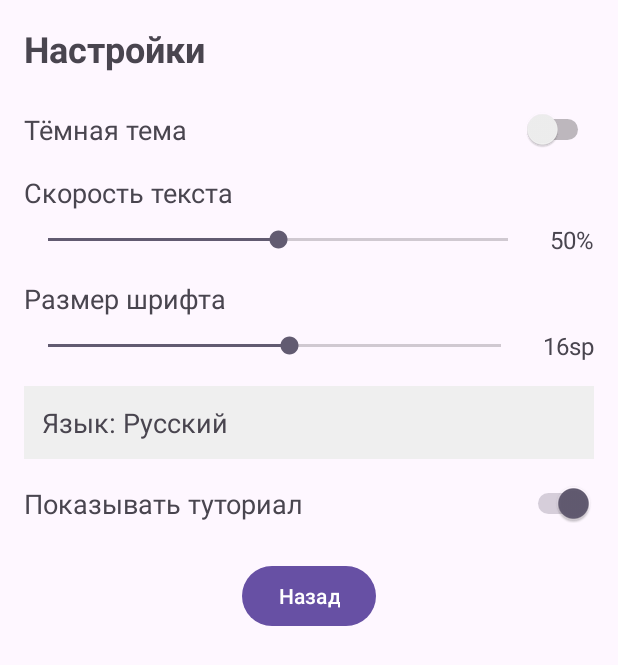
After one commit to AkitaUI/VisualNovelle, an Android app: the fragment SettingsFragment placed in its activity, on a phone screen of 412 x 824 dp. The commit adds this screen. Shown: the top 665 px of the screen. Run offline under Robolectric (Android 15) with nearby library versions, the phone set to English and light mode, and no system bars.

Commit message:
Starts settings appear

```diff
--- a/app/build.gradle.kts
+++ b/app/build.gradle.kts
@@ -38,6 +38,7 @@ dependencies {
     implementation(libs.material)
     implementation(libs.activity)
     implementation(libs.constraintlayout)
+    implementation(libs.preference)
 
     testImplementation(libs.junit)
     androidTestImplementation(libs.ext.junit)
--- a/app/src/main/java/com/example/visualstudio/MainActivity.java
+++ b/app/src/main/java/com/example/visualstudio/MainActivity.java
@@ -1,9 +1,12 @@
 package com.example.visualstudio;
 
+import android.content.SharedPreferences;
 import android.os.Bundle;
 
 import androidx.activity.EdgeToEdge;
 import androidx.appcompat.app.AppCompatActivity;
+import androidx.appcompat.app.AppCompatDelegate;
+import androidx.preference.PreferenceManager;
 import androidx.core.graphics.Insets;
 import androidx.core.view.ViewCompat;
 import androidx.core.view.WindowInsetsCompat;
@@ -13,12 +16,22 @@ import com.google.firebase.FirebaseApp;
 public class MainActivity extends AppCompatActivity {
     @Override
     protected void onCreate(Bundle savedInstanceState) {
+        SharedPreferences prefs = PreferenceManager.getDefaultSharedPreferences(this);
+        boolean darkMode = prefs.getBoolean("dark_mode", false);
+        if (darkMode) {
+            AppCompatDelegate.setDefaultNightMode(AppCompatDelegate.MODE_NIGHT_YES);
+        } else {
+            AppCompatDelegate.setDefaultNightMode(AppCompatDelegate.MODE_NIGHT_NO);
+        }
+
         super.onCreate(savedInstanceState);
 
         FirebaseApp.initializeApp(this);
 
         setContentView(R.layout.activity_main);
-        loadFragment(new StartFragment());
+        if (savedInstanceState == null) {
+            loadFragment(new StartFragment());
+        }
     }
 
     private void loadFragment(Fragment fragment) {
--- /dev/null
+++ b/app/src/main/java/com/example/visualstudio/SettingsFragment.java
@@ -0,0 +1,128 @@
+// File: SettingsFragment.java
+package com.example.visualstudio;
+
+import android.content.SharedPreferences;
+import android.os.Bundle;
+import android.view.LayoutInflater;
+import android.view.View;
+import android.view.ViewGroup;
+import android.widget.SeekBar;
+import android.widget.Switch;
+import android.widget.TextView;
+import android.widget.Button;
+
+import androidx.annotation.NonNull;
+import androidx.annotation.Nullable;
+import androidx.appcompat.app.AppCompatDelegate;
+import androidx.fragment.app.Fragment;
+import androidx.preference.PreferenceManager;
+
+public class SettingsFragment extends Fragment {
+
+    private Switch switchDarkMode;
+    private SeekBar seekbarTextSpeed;
+    private TextView tvTextSpeedValue;
+    private SeekBar seekbarFontSize;
+    private TextView tvFontSizeValue;
+    private TextView tvLanguage;
+    private Switch switchTutorial;
+
+    @Nullable
+    @Override
+    public View onCreateView(@NonNull LayoutInflater inflater,
+                             @Nullable ViewGroup container,
+                             @Nullable Bundle savedInstanceState) {
+        View view = inflater.inflate(R.layout.fragment_settings, container, false);
+
+        // 1. Находим элементы
+        switchDarkMode = view.findViewById(R.id.switch_dark_mode);
+
+        seekbarTextSpeed = view.findViewById(R.id.seekbar_text_speed);
+        tvTextSpeedValue = view.findViewById(R.id.tv_text_speed_value);
+
+        seekbarFontSize = view.findViewById(R.id.seekbar_font_size);
+        tvFontSizeValue = view.findViewById(R.id.tv_font_size_value);
+
+        tvLanguage = view.findViewById(R.id.tv_language);
+        switchTutorial = view.findViewById(R.id.switch_tutorial);
+        Button btnBack = view.findViewById(R.id.btn_back_settings);
+
+        // 2. Получаем SharedPreferences
+        SharedPreferences prefs = PreferenceManager.getDefaultSharedPreferences(requireContext());
+
+        // ====== Dark Mode ======
+        boolean darkMode = prefs.getBoolean("dark_mode", false);
+        switchDarkMode.setChecked(darkMode);
+        switchDarkMode.setOnCheckedChangeListener((buttonView, isChecked) -> {
+            prefs.edit().putBoolean("dark_mode", isChecked).apply();
+            if (isChecked) {
+                AppCompatDelegate.setDefaultNightMode(AppCompatDelegate.MODE_NIGHT_YES);
+            } else {
+                AppCompatDelegate.setDefaultNightMode(AppCompatDelegate.MODE_NIGHT_NO);
+            }
+            requireActivity().recreate();
+        });
+
+        // ====== Text Speed (заглушка) ======
+        int textSpeed = prefs.getInt("text_speed", 50); // 0..100
+        seekbarTextSpeed.setProgress(textSpeed);
+        tvTextSpeedValue.setText(textSpeed + "%");
+        seekbarTextSpeed.setOnSeekBarChangeListener(new SeekBar.OnSeekBarChangeListener() {
+            @Override
+            public void onProgressChanged(SeekBar seekBar, int progress, boolean fromUser) {
+                tvTextSpeedValue.setText(progress + "%");
+            }
+            @Override public void onStartTrackingTouch(SeekBar seekBar) { }
+            @Override
+            public void onStopTrackingTouch(SeekBar seekBar) {
+                prefs.edit().putInt("text_speed", seekBar.getProgress()).apply();
+            }
+        });
+
+        // ====== Font Size (заглушка) ======
+        int fontSize = prefs.getInt("font_size", 16); //  десятичное значение sp
+        seekbarFontSize.setProgress(fontSize);
+        tvFontSizeValue.setText(fontSize + "sp");
+        seekbarFontSize.setOnSeekBarChangeListener(new SeekBar.OnSeekBarChangeListener() {
+            @Override
+            public void onProgressChanged(SeekBar seekBar, int progress, boolean fromUser) {
+                tvFontSizeValue.setText(progress + "sp");
+            }
+            @Override public void onStartTrackingTouch(SeekBar seekBar) { }
+            @Override
+            public void onStopTrackingTouch(SeekBar seekBar) {
+                prefs.edit().putInt("font_size", seekBar.getProgress()).apply();
+            }
+        });
+
+        // ====== Tutorial (заглушка) ======
+        boolean tutorialEnabled = prefs.getBoolean("tutorial_enabled", true);
+        switchTutorial.setChecked(tutorialEnabled);
+        switchTutorial.setOnCheckedChangeListener((buttonView, isChecked) -> {
+            prefs.edit().putBoolean("tutorial_enabled", isChecked).apply();
+        });
+
+        // ====== Language (исправлено, без локальной переменной) ======
+        // Устанавливаем текст при старте
+        String currentLang = prefs.getString("app_language", "Русский");
+        tvLanguage.setText("Язык: " + currentLang);
+
+        tvLanguage.setOnClickListener(v -> {
+            // Читаем актуальный язык из SharedPreferences
+            String lang = prefs.getString("app_language", "Русский");
+            String newLang = lang.equals("Русский") ? "English" : "Русский";
+            prefs.edit().putString("app_language", newLang).apply();
+            tvLanguage.setText("Язык: " + newLang);
+            requireActivity().recreate();
+        });
+
+        // ====== Кнопка "Назад" ======
+        btnBack.setOnClickListener(v -> {
+            requireActivity()
+                    .getSupportFragmentManager()
+                    .popBackStack();
+        });
+
+        return view;
+    }
+}
--- a/app/src/main/java/com/example/visualstudio/StartFragment.java
+++ b/app/src/main/java/com/example/visualstudio/StartFragment.java
@@ -17,6 +17,24 @@ public class StartFragment extends Fragment {
                              @Nullable Bundle savedInstanceState) {
         View view = inflater.inflate(R.layout.fragment_start, container, false);
 
+        // Кнопка "Играть" (осталась без изменений)
+        Button btnPlay = view.findViewById(R.id.btn_play);
+        btnPlay.setOnClickListener(v -> {
+            // ... ваша логика "Играть" ...
+        });
+
+        // Кнопка "Настройки"
+        Button btnSettings = view.findViewById(R.id.btn_settings);
+        btnSettings.setOnClickListener(v -> {
+            requireActivity()
+                    .getSupportFragmentManager()
+                    .beginTransaction()
+                    .replace(R.id.fragment_container, new SettingsFragment())
+                    .addToBackStack(null)
+                    .commit();
+        });
+
+        // Кнопка "Аутентификация"
         Button btnAuth = view.findViewById(R.id.btn_auth);
         btnAuth.setOnClickListener(v -> {
             requireActivity()
--- /dev/null
+++ b/app/src/main/res/layout/fragment_settings.xml
@@ -0,0 +1,150 @@
+<?xml version="1.0" encoding="utf-8"?>
+<ScrollView xmlns:android="http://schemas.android.com/apk/res/android"
+    xmlns:tools="http://schemas.android.com/tools"
+    android:id="@+id/scroll_settings"
+    android:layout_width="match_parent"
+    android:layout_height="match_parent"
+    android:padding="16dp"
+    android:fillViewport="true">
+
+    <LinearLayout
+        android:id="@+id/container_settings"
+        android:layout_width="match_parent"
+        android:layout_height="wrap_content"
+        android:orientation="vertical">
+
+        <!-- Заголовок -->
+        <TextView
+            android:id="@+id/tv_settings_title"
+            android:layout_width="wrap_content"
+            android:layout_height="wrap_content"
+            android:text="Настройки"
+            android:textSize="24sp"
+            android:textStyle="bold"
+            android:layout_marginBottom="24dp" />
+
+        <!--  Темная/Светлая тема  -->
+        <LinearLayout
+            android:layout_width="match_parent"
+            android:layout_height="wrap_content"
+            android:orientation="horizontal"
+            android:gravity="center_vertical"
+            android:layout_marginBottom="16dp">
+
+            <TextView
+                android:layout_width="0dp"
+                android:layout_height="wrap_content"
+                android:layout_weight="1"
+                android:text="Тёмная тема"
+                android:textSize="18sp"/>
+
+            <Switch
+                android:id="@+id/switch_dark_mode"
+                android:layout_width="wrap_content"
+                android:layout_height="wrap_content"
+                tools:ignore="TouchTargetSizeCheck" />
+        </LinearLayout>
+
+        <!--  Скорость текста (0..100%)  -->
+        <TextView
+            android:id="@+id/tv_text_speed_label"
+            android:layout_width="wrap_content"
+            android:layout_height="wrap_content"
+            android:text="Скорость текста"
+            android:textSize="18sp"
+            android:layout_marginBottom="8dp"/>
+        <LinearLayout
+            android:layout_width="match_parent"
+            android:layout_height="wrap_content"
+            android:orientation="horizontal"
+            android:layout_marginBottom="16dp"
+            android:gravity="center_vertical">
+
+            <SeekBar
+                android:id="@+id/seekbar_text_speed"
+                android:layout_width="0dp"
+                android:layout_height="wrap_content"
+                android:layout_weight="1"
+                android:max="100"/>
+            <TextView
+                android:id="@+id/tv_text_speed_value"
+                android:layout_width="wrap_content"
+                android:layout_height="wrap_content"
+                android:text="50%"
+                android:textSize="16sp"
+                android:layout_marginStart="12dp"/>
+        </LinearLayout>
+
+        <!--  Размер шрифта (10..30sp)  -->
+        <TextView
+            android:id="@+id/tv_font_size_label"
+            android:layout_width="wrap_content"
+            android:layout_height="wrap_content"
+            android:text="Размер шрифта"
+            android:textSize="18sp"
+            android:layout_marginBottom="8dp"/>
+        <LinearLayout
+            android:layout_width="match_parent"
+            android:layout_height="wrap_content"
+            android:orientation="horizontal"
+            android:layout_marginBottom="16dp"
+            android:gravity="center_vertical">
+
+            <SeekBar
+                android:id="@+id/seekbar_font_size"
+                android:layout_width="0dp"
+                android:layout_height="wrap_content"
+                android:layout_weight="1"
+                android:max="30"
+                android:progress="16"/> <!-- стартовый прогресс -->
+            <TextView
+                android:id="@+id/tv_font_size_value"
+                android:layout_width="wrap_content"
+                android:layout_height="wrap_content"
+                android:text="16sp"
+                android:textSize="16sp"
+                android:layout_marginStart="12dp"/>
+        </LinearLayout>
+
+        <!--  Язык приложения  -->
+        <TextView
+            android:id="@+id/tv_language"
+            android:layout_width="match_parent"
+            android:layout_height="wrap_content"
+            android:text="Язык: Русский"
+            android:textSize="18sp"
+            android:padding="12dp"
+            android:background="#EFEFEF"
+            android:layout_marginBottom="16dp"/>
+
+        <!--  Показать туториал  -->
+        <LinearLayout
+            android:layout_width="match_parent"
+            android:layout_height="wrap_content"
+            android:orientation="horizontal"
+            android:gravity="center_vertical"
+            android:layout_marginBottom="24dp">
+
+            <TextView
+                android:layout_width="0dp"
+                android:layout_height="wrap_content"
+                android:layout_weight="1"
+                android:text="Показывать туториал"
+                android:textSize="18sp"/>
+
+            <Switch
+                android:id="@+id/switch_tutorial"
+                android:layout_width="wrap_content"
+                android:layout_height="wrap_content"
+                tools:ignore="TouchTargetSizeCheck" />
+        </LinearLayout>
+
+        <!--- Кнопка "Назад" -->
+        <Button
+            android:id="@+id/btn_back_settings"
+            android:layout_width="wrap_content"
+            android:layout_height="wrap_content"
+            android:text="Назад"
+            android:layout_gravity="center_horizontal"/>
+    </LinearLayout>
+</ScrollView>
--- a/gradle/libs.versions.toml
+++ b/gradle/libs.versions.toml
@@ -8,6 +8,7 @@ appcompat = "1.7.0"
 material = "1.12.0"
 activity = "1.10.1"
 constraintlayout = "2.2.1"
+preference = "1.2.1"
 
 [libraries]
 firebase-analytics-ktx = { module = "com.google.firebase:firebase-analytics-ktx" }
@@ -21,6 +22,7 @@ appcompat = { group = "androidx.appcompat", name = "appcompat", version.ref = "a
 material = { group = "com.google.android.material", name = "material", version.ref = "material" }
 activity = { group = "androidx.activity", name = "activity", version.ref = "activity" }
 constraintlayout = { group = "androidx.constraintlayout", name = "constraintlayout", version.ref = "constraintlayout" }
+preference = { group = "androidx.preference", name = "preference", version.ref = "preference" }
 
 [plugins]
 android-application = { id = "com.android.application", version.ref = "agp" }
```
